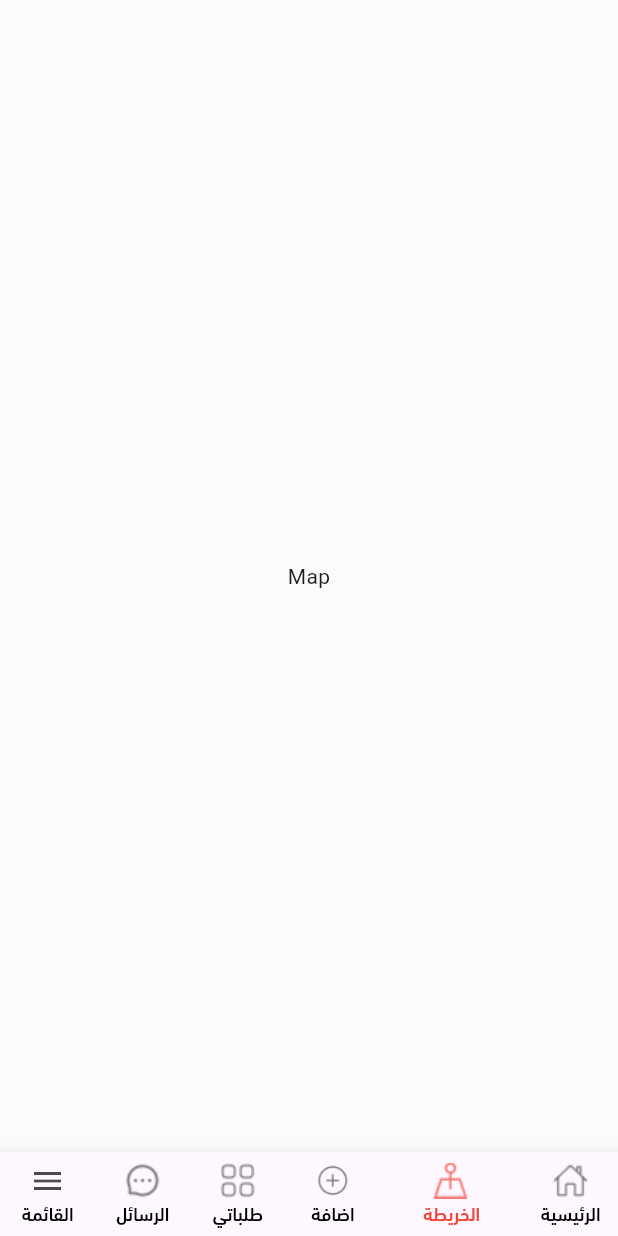
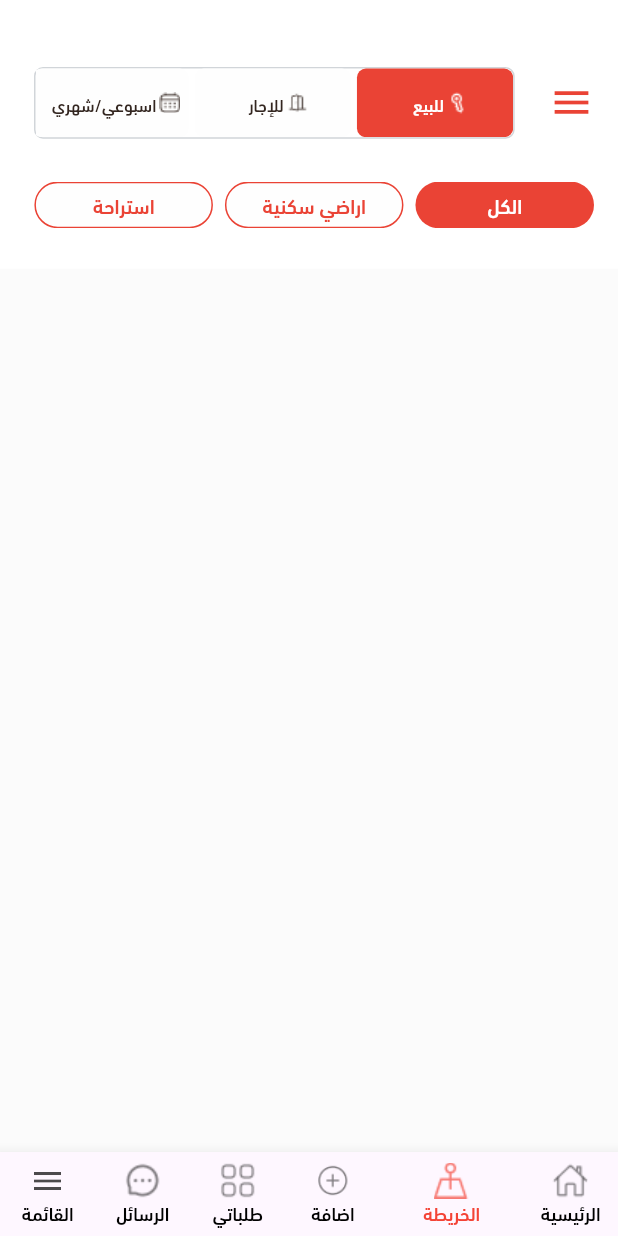
Before and after one commit to basmalahesham/broker, a Flutter app: the screen it shows after launch, item 2 of the bottom bar chosen, on a phone screen of 412 x 824 dp. Run offline on Flutter 3.47's test engine with Material 3 defaults, Android fonts, the phone set to English and light mode, and no system bars; our stand-ins replace carousel_slider, device_preview, dots_indicator, flutter_screenutil.

Commit message:
create map_view_body.dart

```diff
--- a/lib/features/map/presentation/views/map_view.dart
+++ b/lib/features/map/presentation/views/map_view.dart
@@ -1,3 +1,4 @@
+import 'package:broker/features/map/presentation/views/widgets/map_view_body.dart';
 import 'package:flutter/material.dart';
 
 class MapView extends StatelessWidget {
@@ -5,6 +6,6 @@ class MapView extends StatelessWidget {
 
   @override
   Widget build(BuildContext context) {
-    return const Center(child: Text('Map'));
+    return const MapViewBody();
   }
 }
--- /dev/null
+++ b/lib/features/map/presentation/views/widgets/map_view_body.dart
@@ -0,0 +1,301 @@
+import 'package:broker/constants.dart';
+import 'package:broker/core/utils/styles.dart';
+import 'package:flutter/material.dart';
+import 'package:flutter_screenutil/flutter_screenutil.dart';
+
+class MapViewBody extends StatefulWidget {
+  const MapViewBody({
+    super.key,
+  });
+
+  @override
+  State<MapViewBody> createState() => _MapViewBodyState();
+}
+
+class _MapViewBodyState extends State<MapViewBody> {
+  int selectedIndex = 0;
+  int selectedIndex2 = 0;
+
+  List<String> list = [
+    'الكل',
+    'اراضي سكنية',
+    'استراحة',
+    'دور',
+    'سطح',
+    'شقق',
+    'عمارات',
+    'فلل',
+    'محلات تجارية',
+  ];
+
+  List<Widget> screenWidgets = [
+    const AllView(),
+    const AllView2(),
+    const AllView3(),
+    const AllView4(),
+    const AllView5(),
+    const AllView6(),
+    const AllView7(),
+    const AllView8(),
+    const AllView9(),
+  ];
+
+  @override
+  Widget build(BuildContext context) {
+    return CustomScrollView(
+      physics: const BouncingScrollPhysics(),
+      slivers: [
+        SliverToBoxAdapter(
+          child: Column(
+            crossAxisAlignment: CrossAxisAlignment.start,
+            children: [
+              Container(
+                width: 375.w,
+                height: 150.h,
+                color: Colors.white,
+                child: Padding(
+                  padding: const EdgeInsets.all(16.0),
+                  child: Column(
+                    //mainAxisAlignment: MainAxisAlignment.start,
+                    crossAxisAlignment: CrossAxisAlignment.start,
+                    children: [
+                      SizedBox(
+                        height: 24.h,
+                      ),
+                      Row(
+                        children: [
+                          Icon(
+                            Icons.menu,
+                            color: kSecondaryColor,
+                            size: 30,
+                          ),
+                          SizedBox(
+                            width: 20.w,
+                          ),
+                          Container(
+                            width: 280.w,
+                            height: 40.h,
+                            decoration: BoxDecoration(
+                              borderRadius: BorderRadiusDirectional.circular(6),
+                              border: Border.all(
+                                color: Color(0xFFD1D5D9),
+                              ),
+                            ),
+                            child: ListView.builder(
+                              scrollDirection: Axis.horizontal,
+                              itemCount: 3,
+                              itemBuilder: (context, index) => InkWell(
+                                onTap: () {
+                                  setState(() {
+                                    selectedIndex2 = index;
+                                  });
+                                },
+                                child: Padding(
+                                  padding: const EdgeInsets.only(
+                                    left: 4.0,
+                                  ),
+                                  child: Container(
+                                    width: 91.w,
+                                    height: 26.h,
+                                    decoration: BoxDecoration(
+                                      color: selectedIndex2 == index
+                                          ? kSecondaryColor
+                                          : const Color(0xFFFEFEFE),
+                                      borderRadius: BorderRadius.circular(6),
+                                    ),
+                                    child: Row(
+                                      mainAxisAlignment:
+                                          MainAxisAlignment.center,
+                                      children: [
+                                        ImageIcon(
+                                          AssetImage(
+                                            index == 0
+                                                ? 'assets/images/material-symbols_key-vertical-outline.png'
+                                                : index == 1
+                                                    ? 'assets/images/lucide_door-open.png'
+                                                    : 'assets/images/Group.png',
+                                          ),
+                                          color: selectedIndex2 == index
+                                              ? Colors.white
+                                              : Color(0xFF332620),
+                                          size: 18,
+                                        ),
+                                        Text(
+                                          index == 0
+                                              ? 'للبيع'
+                                              : index == 1
+                                                  ? 'للإجار'
+                                                  : 'اسبوعي/شهري',
+                                          style: Styles.textStyle10.copyWith(
+                                            fontWeight: FontWeight.w500,
+                                            color: selectedIndex2 == index
+                                                ? Colors.white
+                                                : const Color(0xFF332620),
+                                          ),
+                                        ),
+                                        SizedBox(width: 8.w,)
+                                      ],
+                                    ),
+                                  ),
+                                ),
+                              ),
+                            ),
+                          ),
+                        ],
+                      ),
+                      SizedBox(
+                        height: 24.h,
+                      ),
+                      SizedBox(
+                        height: 26.h,
+                        child: ListView.builder(
+                          scrollDirection: Axis.horizontal,
+                          itemCount: screenWidgets.length,
+                          itemBuilder: (context, index) => InkWell(
+                            onTap: () {
+                              setState(() {
+                                selectedIndex = index;
+                              });
+                            },
+                            child: Padding(
+                              padding: const EdgeInsets.only(left: 8.0),
+                              child: Container(
+                                width: 104.w,
+                                height: 26.h,
+                                decoration: BoxDecoration(
+                                  color: selectedIndex == index
+                                      ? kSecondaryColor
+                                      : const Color(0xFFFEFEFE),
+                                  borderRadius: BorderRadius.circular(23),
+                                  border: Border.all(
+                                    color: selectedIndex == index
+                                        ? Colors.transparent
+                                        : kSecondaryColor,
+                                  ),
+                                ),
+                                child: Center(
+                                  child: Text(
+                                    list[index],
+                                    style: Styles.textStyle12.copyWith(
+                                      color: selectedIndex == index
+                                          ? Colors.white
+                                          : kSecondaryColor,
+                                    ),
+                                  ),
+                                ),
+                              ),
+                            ),
+                          ),
+                        ),
+                      ),
+                    ],
+                  ),
+                ),
+              ),
+              screenWidgets[selectedIndex],
+            ],
+          ),
+        ),
+      ],
+    );
+  }
+}
+
+class AllView extends StatelessWidget {
+  const AllView({super.key});
+
+  @override
+  Widget build(BuildContext context) {
+    return Container(
+      color: Colors.red,
+    );
+  }
+}
+
+class AllView2 extends StatelessWidget {
+  const AllView2({super.key});
+
+  @override
+  Widget build(BuildContext context) {
+    return Container(
+      color: Colors.red,
+    );
+  }
+}
+
+class AllView3 extends StatelessWidget {
+  const AllView3({super.key});
+
+  @override
+  Widget build(BuildContext context) {
+    return Container(
+      color: Colors.red,
+    );
+  }
+}
+
+class AllView4 extends StatelessWidget {
+  const AllView4({super.key});
+
+  @override
+  Widget build(BuildContext context) {
+    return Container(
+      color: Colors.red,
+    );
+  }
+}
+
+class AllView5 extends StatelessWidget {
+  const AllView5({super.key});
+
+  @override
+  Widget build(BuildContext context) {
+    return Container(
+      color: Colors.red,
+    );
+  }
+}
+
+class AllView6 extends StatelessWidget {
+  const AllView6({super.key});
+
+  @override
+  Widget build(BuildContext context) {
+    return Container(
+      color: Colors.red,
+    );
+  }
+}
+
+class AllView7 extends StatelessWidget {
+  const AllView7({super.key});
+
+  @override
+  Widget build(BuildContext context) {
+    return Container(
+      color: Colors.red,
+    );
+  }
+}
+
+class AllView8 extends StatelessWidget {
+  const AllView8({super.key});
+
+  @override
+  Widget build(BuildContext context) {
+    return Container(
+      color: Colors.red,
+    );
+  }
+}
+
+class AllView9 extends StatelessWidget {
+  const AllView9({super.key});
+
+  @override
+  Widget build(BuildContext context) {
+    return Container(
+      color: Colors.red,
+    );
+  }
+}
```
Also changed, not shown: assets/images/Group.png (added), assets/images/lucide_door-open.png (added), assets/images/material-symbols_key-vertical-outline.png (added).
